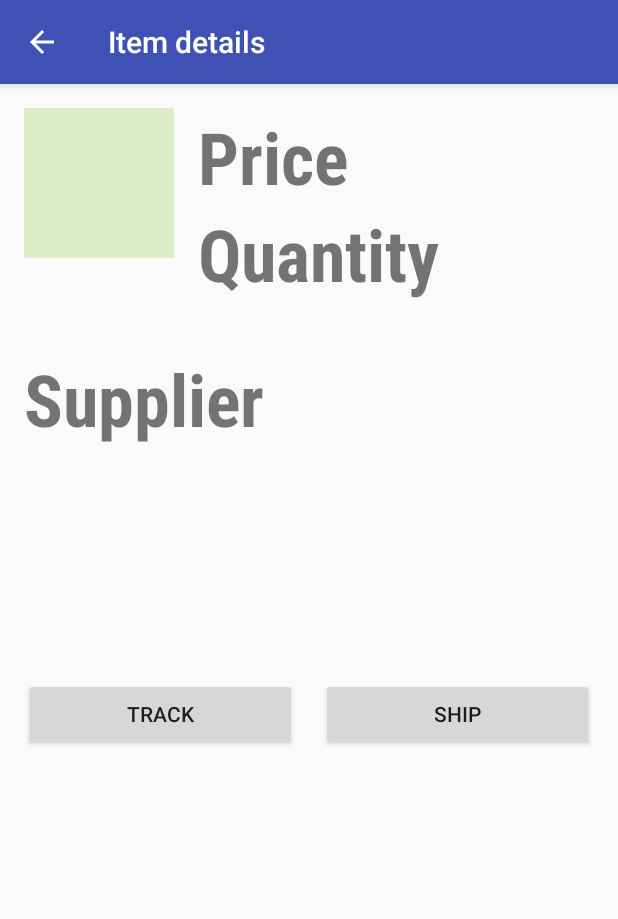
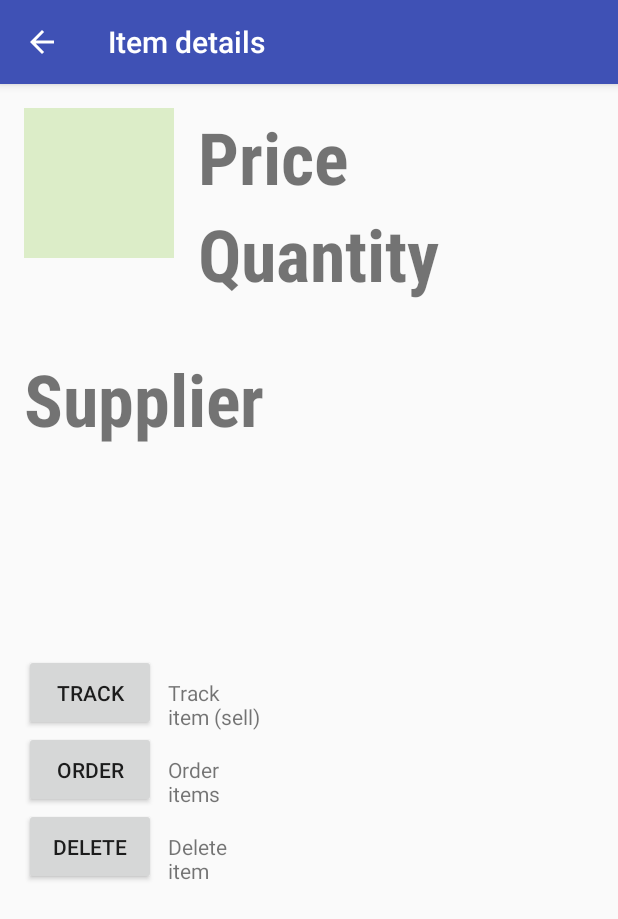
Before and after one commit to dRadest/InventoryApp, an Android app: the DetailActivity screen opened directly, with no data from a screen before it, on a phone screen of 412 x 824 dp. Shown: the top 919 px of the screen. Run offline under Robolectric (Android 15) with nearby library versions, the phone set to English and light mode, and no system bars.

Commit message:
Add / modify buttons in detail activity

```diff
--- a/app/src/main/res/layout/detail_activity.xml
+++ b/app/src/main/res/layout/detail_activity.xml
@@ -125,30 +125,71 @@
                 android:maxLines="1"
                 android:textStyle="italic"
                 tools:text="contact@gumaproizvod.com" />
-        </LinearLayout>
 
             <LinearLayout
                 android:layout_width="match_parent"
                 android:layout_height="wrap_content"
                 android:orientation="horizontal"
-            android:padding="16dp">
+                android:paddingTop="16dp">
 
                 <Button
                     android:id="@+id/button_track"
-                android:layout_width="0dp"
+                    android:layout_width="wrap_content"
                     android:layout_height="wrap_content"
                     android:layout_marginRight="8dp"
+                    android:padding="16dp"
+                    android:text="@string/track_button" />
+
+                <TextView
+                    android:layout_width="0dp"
                     android:layout_weight="1"
-                android:text="Track" />
+                    android:layout_height="wrap_content"
+                    android:text="@string/track_item"/>
+
+            </LinearLayout>
+            <LinearLayout
+                android:layout_width="match_parent"
+                android:layout_height="wrap_content"
+                android:orientation="horizontal">
 
                 <Button
-                android:id="@+id/button_ship"
+                    android:id="@+id/button_order"
+                    android:layout_width="wrap_content"
+                    android:layout_height="wrap_content"
+                    android:layout_marginRight="8dp"
+                    android:padding="16dp"
+                    android:text="@string/order_button" />
+
+                <TextView
                     android:layout_width="0dp"
+                    android:layout_weight="1"
                     android:layout_height="wrap_content"
-                android:layout_marginLeft="8dp"
+                    android:text="@string/order_item"/>
+
+            </LinearLayout>
+            <LinearLayout
+                android:layout_width="match_parent"
+                android:layout_height="wrap_content"
+                android:orientation="horizontal">
+
+                <Button
+                    android:id="@+id/button_delete"
+                    android:layout_width="wrap_content"
+                    android:layout_height="wrap_content"
+                    android:layout_marginRight="8dp"
+                    android:padding="16dp"
+                    android:text="@string/delete_button" />
+
+                <TextView
+                    android:layout_width="0dp"
                     android:layout_weight="1"
-                android:text="Ship" />
+                    android:layout_height="wrap_content"
+                    android:text="@string/delete_item"/>
+
             </LinearLayout>
+        </LinearLayout>
+
+
 
     </LinearLayout>
 </ScrollView>
--- a/app/src/main/res/values/strings.xml
+++ b/app/src/main/res/values/strings.xml
@@ -15,5 +15,11 @@
     <string name="insert_dummy_data">Insert dummy data</string>
     <string name="clear_all">Clear all</string>
     <string name="change_view">Change view</string>
-
+    <!--labels for buttons and corresponding views in detail activity-->
+    <string name="track_button">Track</string>
+    <string name="track_item">Track item (sell)</string>
+    <string name="order_button">Order</string>
+    <string name="order_item">Order items</string>
+    <string name="delete_button">Delete</string>
+    <string name="delete_item">Delete item</string>
 </resources>
```
Lines whose indentation alone changed are shown as unchanged.
